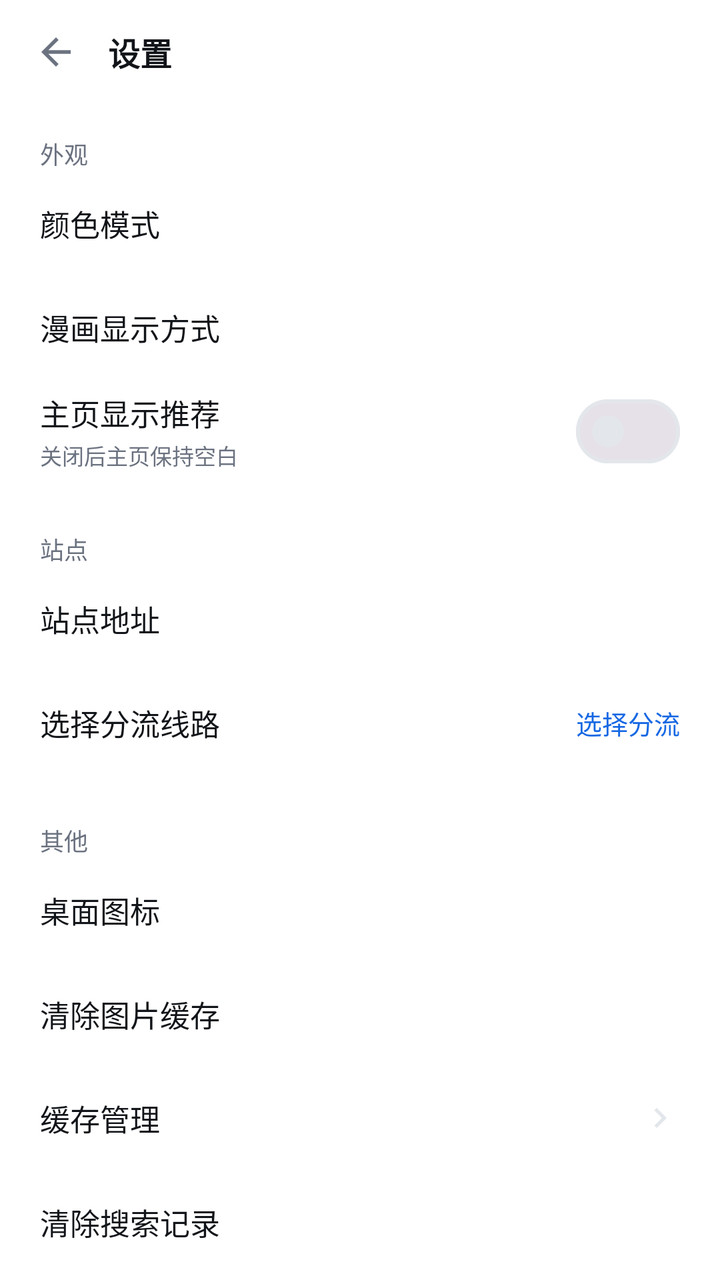
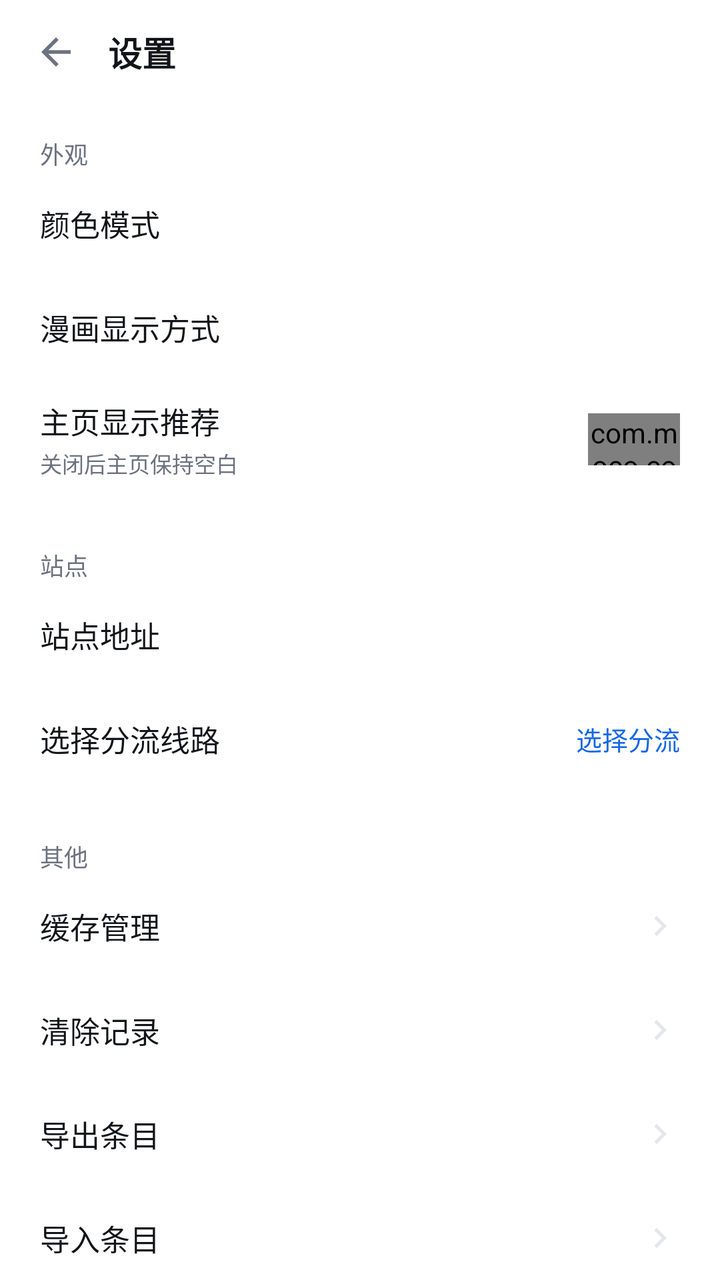

The first picture is an Android layout as it rendered before a commit; the second is the same layout after the commit. The layout source and the unified diff follow.
<!-- AndroidManifest.xml: application theme Theme.ComicSearch -->
<!-- res/layout/activity_settings.xml -->
<?xml version="1.0" encoding="utf-8"?>
<LinearLayout xmlns:android="http://schemas.android.com/apk/res/android"
    android:layout_width="match_parent"
    android:layout_height="match_parent"
    android:orientation="vertical"
    android:background="@color/bg"
    android:fitsSystemWindows="true">

    <LinearLayout
        android:layout_width="match_parent"
        android:layout_height="52dp"
        android:orientation="horizontal"
        android:gravity="center_vertical"
        android:paddingStart="6dp"
        android:paddingEnd="16dp">

        <ImageView
            android:id="@+id/btnBack"
            android:layout_width="44dp"
            android:layout_height="44dp"
            android:padding="11dp"
            android:src="@drawable/ic_back"
            android:contentDescription="@string/nav_back"
            android:clickable="true"
            android:focusable="true"
            android:background="?attr/selectableItemBackgroundBorderless" />

        <TextView
            android:layout_width="0dp"
            android:layout_height="wrap_content"
            android:layout_weight="1"
            android:layout_marginStart="4dp"
            android:text="@string/settings_title"
            android:textColor="@color/on_surface"
            android:textSize="16sp"
            android:textStyle="bold" />
    </LinearLayout>

    <ScrollView
        android:layout_width="match_parent"
        android:layout_height="0dp"
        android:layout_weight="1"
        android:scrollbars="none">

        <LinearLayout
            android:layout_width="match_parent"
            android:layout_height="wrap_content"
            android:orientation="vertical"
            android:paddingBottom="28dp">

            <TextView
                android:layout_width="wrap_content"
                android:layout_height="wrap_content"
                android:layout_marginStart="20dp"
                android:layout_marginTop="16dp"
                android:text="@string/section_appearance"
                android:textColor="@color/muted"
                android:textSize="12sp" />

            <LinearLayout
                android:id="@+id/rowTheme"
                android:layout_width="match_parent"
                android:layout_height="52dp"
                android:orientation="horizontal"
                android:gravity="center_vertical"
                android:paddingStart="20dp"
                android:paddingEnd="20dp"
                android:clickable="true"
                android:focusable="true"
                android:background="?attr/selectableItemBackground">

                <TextView
                    android:layout_width="0dp"
                    android:layout_height="wrap_content"
                    android:layout_weight="1"
                    android:text="@string/theme_mode"
                    android:textColor="@color/on_surface"
                    android:textSize="15sp" />

                <TextView
                    android:id="@+id/themeValue"
                    android:layout_width="wrap_content"
                    android:layout_height="wrap_content"
                    android:textColor="@color/muted"
                    android:textSize="13sp" />
            </LinearLayout>

            <LinearLayout
                android:id="@+id/rowViewMode"
                android:layout_width="match_parent"
                android:layout_height="52dp"
                android:orientation="horizontal"
                android:gravity="center_vertical"
                android:paddingStart="20dp"
                android:paddingEnd="20dp"
                android:clickable="true"
                android:focusable="true"
                android:background="?attr/selectableItemBackground">

                <TextView
                    android:layout_width="0dp"
                    android:layout_height="wrap_content"
                    android:layout_weight="1"
                    android:text="@string/view_mode"
                    android:textColor="@color/on_surface"
                    android:textSize="15sp" />

                <TextView
                    android:id="@+id/viewModeValue"
                    android:layout_width="wrap_content"
                    android:layout_height="wrap_content"
                    android:textColor="@color/muted"
                    android:textSize="13sp" />
            </LinearLayout>

            <LinearLayout
                android:id="@+id/rowHomeRecommend"
                android:layout_width="match_parent"
                android:layout_height="52dp"
                android:orientation="horizontal"
                android:gravity="center_vertical"
                android:paddingStart="20dp"
                android:paddingEnd="20dp"
                android:clickable="true"
                android:focusable="true"
                android:background="?attr/selectableItemBackground">

                <LinearLayout
                    android:layout_width="0dp"
                    android:layout_height="wrap_content"
                    android:layout_weight="1"
                    android:orientation="vertical">

                    <TextView
                        android:layout_width="wrap_content"
                        android:layout_height="wrap_content"
                        android:text="@string/home_recommend"
                        android:textColor="@color/on_surface"
                        android:textSize="15sp" />

                    <TextView
                        android:layout_width="wrap_content"
                        android:layout_height="wrap_content"
                        android:layout_marginTop="2dp"
                        android:text="@string/home_recommend_hint"
                        android:textColor="@color/muted"
                        android:textSize="11sp" />
                </LinearLayout>

                <com.google.android.material.materialswitch.MaterialSwitch
                    android:id="@+id/swHomeRecommend"
                    android:layout_width="wrap_content"
                    android:layout_height="wrap_content" />
            </LinearLayout>

            <TextView
                android:layout_width="wrap_content"
                android:layout_height="wrap_content"
                android:layout_marginStart="20dp"
                android:layout_marginTop="24dp"
                android:text="@string/section_site"
                android:textColor="@color/muted"
                android:textSize="12sp" />

            <LinearLayout
                android:id="@+id/rowSite"
                android:layout_width="match_parent"
                android:layout_height="52dp"
                android:orientation="horizontal"
                android:gravity="center_vertical"
                android:paddingStart="20dp"
                android:paddingEnd="20dp"
                android:clickable="true"
                android:focusable="true"
                android:background="?attr/selectableItemBackground">

                <TextView
                    android:layout_width="0dp"
                    android:layout_height="wrap_content"
                    android:layout_weight="1"
                    android:text="@string/site_url"
                    android:textColor="@color/on_surface"
                    android:textSize="15sp" />

                <TextView
                    android:id="@+id/siteValue"
                    android:layout_width="wrap_content"
                    android:layout_height="wrap_content"
                    android:textColor="@color/muted"
                    android:textSize="13sp"
                    android:maxWidth="220dp"
                    android:singleLine="true"
                    android:ellipsize="middle" />
            </LinearLayout>

            <LinearLayout
                android:id="@+id/rowMirror"
                android:layout_width="match_parent"
                android:layout_height="52dp"
                android:orientation="horizontal"
                android:gravity="center_vertical"
                android:paddingStart="20dp"
                android:paddingEnd="20dp"
                android:clickable="true"
                android:focusable="true"
                android:background="?attr/selectableItemBackground">

                <TextView
                    android:layout_width="0dp"
                    android:layout_height="wrap_content"
                    android:layout_weight="1"
                    android:text="@string/pick_mirror_title"
                    android:textColor="@color/on_surface"
                    android:textSize="15sp" />

                <TextView
                    android:id="@+id/mirrorValue"
                    android:layout_width="wrap_content"
                    android:layout_height="wrap_content"
                    android:text="@string/official_hint"
                    android:textColor="@color/primary"
                    android:textSize="13sp" />
            </LinearLayout>

            <TextView
                android:layout_width="wrap_content"
                android:layout_height="wrap_content"
                android:layout_marginStart="20dp"
                android:layout_marginTop="24dp"
                android:text="@string/section_other"
                android:textColor="@color/muted"
                android:textSize="12sp" />

            <LinearLayout
                android:id="@+id/rowIcon"
                android:layout_width="match_parent"
                android:layout_height="52dp"
                android:orientation="horizontal"
                android:gravity="center_vertical"
                android:paddingStart="20dp"
                android:paddingEnd="20dp"
                android:clickable="true"
                android:focusable="true"
                android:background="?attr/selectableItemBackground">

                <TextView
                    android:layout_width="0dp"
                    android:layout_height="wrap_content"
                    android:layout_weight="1"
                    android:text="@string/icon_style"
                    android:textColor="@color/on_surface"
                    android:textSize="15sp" />

                <TextView
                    android:id="@+id/iconValue"
                    android:layout_width="wrap_content"
                    android:layout_height="wrap_content"
                    android:textColor="@color/muted"
                    android:textSize="13sp" />
            </LinearLayout>

            <LinearLayout
                android:id="@+id/rowClearCache"
                android:layout_width="match_parent"
                android:layout_height="52dp"
                android:orientation="horizontal"
                android:gravity="center_vertical"
                android:paddingStart="20dp"
                android:paddingEnd="20dp"
                android:clickable="true"
                android:focusable="true"
                android:background="?attr/selectableItemBackground">

                <TextView
                    android:layout_width="0dp"
                    android:layout_height="wrap_content"
                    android:layout_weight="1"
                    android:text="@string/clear_cache"
                    android:textColor="@color/on_surface"
                    android:textSize="15sp" />

                <TextView
                    android:id="@+id/cacheValue"
                    android:layout_width="wrap_content"
                    android:layout_height="wrap_content"
                    android:textColor="@color/muted"
                    android:textSize="13sp" />
            </LinearLayout>

            <LinearLayout
                android:id="@+id/rowCacheManage"
                android:layout_width="match_parent"
                android:layout_height="52dp"
                android:orientation="horizontal"
                android:gravity="center_vertical"
                android:paddingStart="20dp"
                android:paddingEnd="20dp"
                android:clickable="true"
                android:focusable="true"
                android:background="?attr/selectableItemBackground">

                <TextView
                    android:layout_width="0dp"
                    android:layout_height="wrap_content"
                    android:layout_weight="1"
                    android:text="@string/cache_manage"
                    android:textColor="@color/on_surface"
                    android:textSize="15sp" />

                <TextView
                    android:id="@+id/cacheManageValue"
                    android:layout_width="wrap_content"
                    android:layout_height="wrap_content"
                    android:textColor="@color/muted"
                    android:textSize="13sp" />

                <ImageView
                    android:layout_width="20dp"
                    android:layout_height="20dp"
                    android:layout_marginStart="4dp"
                    android:src="@drawable/ic_chevron"
                    android:contentDescription="@null" />
            </LinearLayout>

            <TextView
                android:id="@+id/rowClearSearch"
                android:layout_width="match_parent"
                android:layout_height="52dp"
                android:gravity="center_vertical"
                android:paddingStart="20dp"
                android:paddingEnd="20dp"
                android:text="@string/clear_search_history"
                android:textColor="@color/on_surface"
                android:textSize="15sp"
                android:clickable="true"
                android:focusable="true"
                android:background="?attr/selectableItemBackground" />

            <TextView
                android:id="@+id/rowClearRead"
                android:layout_width="match_parent"
                android:layout_height="52dp"
                android:gravity="center_vertical"
                android:paddingStart="20dp"
                android:paddingEnd="20dp"
                android:text="@string/clear_read_history"
                android:textColor="@color/on_surface"
                android:textSize="15sp"
                android:clickable="true"
                android:focusable="true"
                android:background="?attr/selectableItemBackground" />

            <TextView
                android:layout_width="match_parent"
                android:layout_height="wrap_content"
                android:layout_marginStart="20dp"
                android:layout_marginEnd="20dp"
                android:layout_marginTop="28dp"
                android:text="@string/about_text"
                android:textColor="@color/muted"
                android:textSize="12sp"
                android:lineSpacingExtra="4dp" />
        </LinearLayout>
    </ScrollView>

</LinearLayout>
<!-- resources referenced by this layout -->
<resources>
  <color name="bg">#FFFFFF</color>
  <color name="muted">#6B7280</color>
  <color name="on_surface">#111418</color>
  <color name="primary">#1668E3</color>
  <!-- drawable ic_back (drawable) -->
  <vector xmlns:android="http://schemas.android.com/apk/res/android"
      android:width="24dp"
      android:height="24dp"
      android:viewportWidth="24"
      android:viewportHeight="24"
      android:tint="@color/muted">
      <path
          android:fillColor="#FFFFFF"
          android:pathData="M20,11H7.83l5.59,-5.59L12,4l-8,8 8,8 1.41,-1.41L7.83,13H20v-2z" />
  </vector>
  <!-- drawable ic_chevron (drawable) -->
  <vector xmlns:android="http://schemas.android.com/apk/res/android"
      android:width="24dp" android:height="24dp"
      android:viewportWidth="24" android:viewportHeight="24" android:tint="@color/divider">
      <path android:fillColor="#FFFFFF"
          android:pathData="M10,6L8.59,7.41 13.17,12l-4.58,4.59L10,18l6,-6z" />
  </vector>
  <string name="about_text">本应用为个人阅读客户端，内容均来自站点，仅供学习交流使用。</string>
  <string name="cache_manage">缓存管理</string>
  <string name="clear_cache">清除图片缓存</string>
  <string name="clear_read_history">清除阅读历史</string>
  <string name="clear_search_history">清除搜索记录</string>
  <string name="home_recommend">主页显示推荐</string>
  <string name="home_recommend_hint">关闭后主页保持空白</string>
  <string name="icon_style">桌面图标</string>
  <string name="nav_back">返回</string>
  <string name="official_hint">选择分流</string>
  <string name="pick_mirror_title">选择分流线路</string>
  <string name="section_appearance">外观</string>
  <string name="section_other">其他</string>
  <string name="section_site">站点</string>
  <string name="settings_title">设置</string>
  <string name="site_url">站点地址</string>
  <string name="theme_mode">颜色模式</string>
  <string name="view_mode">漫画显示方式</string>
  <style name="Theme.ComicSearch" parent="Theme.ComicSearch.Base">
          <item name="android:windowLightStatusBar">true</item>
          <item name="android:windowLightNavigationBar" tools:targetApi="o_mr1">true</item>
      </style>
  <color name="divider">#E3E6EA</color>
  <color name="primary_dim">#E7EFFC</color>
  <color name="surface">#FFFFFF</color>
  <color name="surface2">#F2F4F7</color>
  <style name="ThemeOverlay.ComicSearch.Dialog" parent="ThemeOverlay.Material3.MaterialAlertDialog">
          <item name="colorSurface">@color/surface2</item>
          <item name="colorOnSurface">@color/on_surface</item>
          <item name="shapeAppearanceCornerExtraSmall">@style/ShapeAppearance.ComicSearch.None</item>
          <item name="shapeAppearanceCornerSmall">@style/ShapeAppearance.ComicSearch.None</item>
          <item name="shapeAppearanceCornerMedium">@style/ShapeAppearance.ComicSearch.None</item>
          <item name="shapeAppearanceCornerLarge">@style/ShapeAppearance.ComicSearch.None</item>
          <item name="shapeAppearanceCornerExtraLarge">@style/ShapeAppearance.ComicSearch.None</item>
      </style>
  <style name="ShapeAppearance.ComicSearch.None" parent="">
          <item name="cornerFamily">rounded</item>
          <item name="cornerSize">0dp</item>
      </style>
  <!-- unchanged entries left out for length: 1 -->
</resources>

<!-- the commit's change to res/layout/activity_settings.xml (unified diff, before → after) -->
@@ -12,7 +12,8 @@
         android:orientation="horizontal"
         android:gravity="center_vertical"
         android:paddingStart="6dp"
-        android:paddingEnd="16dp">
+        android:paddingEnd="16dp"
+        android:background="@color/surface">
 
         <ImageView
             android:id="@+id/btnBack"
@@ -32,7 +33,7 @@
             android:layout_marginStart="4dp"
             android:text="@string/settings_title"
             android:textColor="@color/on_surface"
-            android:textSize="16sp"
+            android:textSize="17sp"
             android:textStyle="bold" />
     </LinearLayout>
 
@@ -116,7 +117,7 @@
             <LinearLayout
                 android:id="@+id/rowHomeRecommend"
                 android:layout_width="match_parent"
-                android:layout_height="52dp"
+                android:layout_height="60dp"
                 android:orientation="horizontal"
                 android:gravity="center_vertical"
                 android:paddingStart="20dp"
@@ -147,10 +148,10 @@
                         android:textSize="11sp" />
                 </LinearLayout>
 
-                <com.google.android.material.materialswitch.MaterialSwitch
+                <com.moco.comicsearch.PillSwitch
                     android:id="@+id/swHomeRecommend"
-                    android:layout_width="wrap_content"
-                    android:layout_height="wrap_content" />
+                    android:layout_width="46dp"
+                    android:layout_height="26dp" />
             </LinearLayout>
 
             <TextView
@@ -232,62 +233,6 @@
                 android:textSize="12sp" />
 
             <LinearLayout
-                android:id="@+id/rowIcon"
-                android:layout_width="match_parent"
-                android:layout_height="52dp"
-                android:orientation="horizontal"
-                android:gravity="center_vertical"
-                android:paddingStart="20dp"
-                android:paddingEnd="20dp"
-                android:clickable="true"
-                android:focusable="true"
-                android:background="?attr/selectableItemBackground">
-
-                <TextView
-                    android:layout_width="0dp"
-                    android:layout_height="wrap_content"
-                    android:layout_weight="1"
-                    android:text="@string/icon_style"
-                    android:textColor="@color/on_surface"
-                    android:textSize="15sp" />
-
-                <TextView
-                    android:id="@+id/iconValue"
-                    android:layout_width="wrap_content"
-                    android:layout_height="wrap_content"
-                    android:textColor="@color/muted"
-                    android:textSize="13sp" />
-            </LinearLayout>
-
-            <LinearLayout
-                android:id="@+id/rowClearCache"
-                android:layout_width="match_parent"
-                android:layout_height="52dp"
-                android:orientation="horizontal"
-                android:gravity="center_vertical"
-                android:paddingStart="20dp"
-                android:paddingEnd="20dp"
-                android:clickable="true"
-                android:focusable="true"
-                android:background="?attr/selectableItemBackground">
-
-                <TextView
-                    android:layout_width="0dp"
-                    android:layout_height="wrap_content"
-                    android:layout_weight="1"
-                    android:text="@string/clear_cache"
-                    android:textColor="@color/on_surface"
-                    android:textSize="15sp" />
-
-                <TextView
-                    android:id="@+id/cacheValue"
-                    android:layout_width="wrap_content"
-                    android:layout_height="wrap_content"
-                    android:textColor="@color/muted"
-                    android:textSize="13sp" />
-            </LinearLayout>
-
-            <LinearLayout
                 android:id="@+id/rowCacheManage"
                 android:layout_width="match_parent"
                 android:layout_height="52dp"
@@ -322,33 +267,86 @@
                     android:contentDescription="@null" />
             </LinearLayout>
 
-            <TextView
-                android:id="@+id/rowClearSearch"
-                android:layout_width="match_parent"
-                android:layout_height="52dp"
-                android:gravity="center_vertical"
-                android:paddingStart="20dp"
-                android:paddingEnd="20dp"
-                android:text="@string/clear_search_history"
-                android:textColor="@color/on_surface"
-                android:textSize="15sp"
-                android:clickable="true"
-                android:focusable="true"
-                android:background="?attr/selectableItemBackground" />
-
-            <TextView
-                android:id="@+id/rowClearRead"
-                android:layout_width="match_parent"
-                android:layout_height="52dp"
-                android:gravity="center_vertical"
-                android:paddingStart="20dp"
-                android:paddingEnd="20dp"
-                android:text="@string/clear_read_history"
-                android:textColor="@color/on_surface"
-                android:textSize="15sp"
-                android:clickable="true"
-                android:focusable="true"
-                android:background="?attr/selectableItemBackground" />
+            <LinearLayout
+                android:id="@+id/rowClearRecords"
+                android:layout_width="match_parent"
+                android:layout_height="52dp"
+                android:orientation="horizontal"
+                android:gravity="center_vertical"
+                android:paddingStart="20dp"
+                android:paddingEnd="20dp"
+                android:clickable="true"
+                android:focusable="true"
+                android:background="?attr/selectableItemBackground">
+
+                <TextView
+                    android:layout_width="0dp"
+                    android:layout_height="wrap_content"
+                    android:layout_weight="1"
+                    android:text="@string/clear_records"
+                    android:textColor="@color/on_surface"
+                    android:textSize="15sp" />
+
+                <ImageView
+                    android:layout_width="20dp"
+                    android:layout_height="20dp"
+                    android:src="@drawable/ic_chevron"
+                    android:contentDescription="@null" />
+            </LinearLayout>
+
+            <LinearLayout
+                android:id="@+id/rowExport"
+                android:layout_width="match_parent"
+                android:layout_height="52dp"
+                android:orientation="horizontal"
+                android:gravity="center_vertical"
+                android:paddingStart="20dp"
+                android:paddingEnd="20dp"
+                android:clickable="true"
+                android:focusable="true"
+                android:background="?attr/selectableItemBackground">
+
+                <TextView
+                    android:layout_width="0dp"
+                    android:layout_height="wrap_content"
+                    android:layout_weight="1"
+                    android:text="@string/export_entries"
+                    android:textColor="@color/on_surface"
+                    android:textSize="15sp" />
+
+                <ImageView
+                    android:layout_width="20dp"
+                    android:layout_height="20dp"
+                    android:src="@drawable/ic_chevron"
+                    android:contentDescription="@null" />
+            </LinearLayout>
+
+            <LinearLayout
+                android:id="@+id/rowImport"
+                android:layout_width="match_parent"
+                android:layout_height="52dp"
+                android:orientation="horizontal"
+                android:gravity="center_vertical"
+                android:paddingStart="20dp"
+                android:paddingEnd="20dp"
+                android:clickable="true"
+                android:focusable="true"
+                android:background="?attr/selectableItemBackground">
+
+                <TextView
+                    android:layout_width="0dp"
+                    android:layout_height="wrap_content"
+                    android:layout_weight="1"
+                    android:text="@string/import_entries"
+                    android:textColor="@color/on_surface"
+                    android:textSize="15sp" />
+
+                <ImageView
+                    android:layout_width="20dp"
+                    android:layout_height="20dp"
+                    android:src="@drawable/ic_chevron"
+                    android:contentDescription="@null" />
+            </LinearLayout>
 
             <TextView
                 android:layout_width="match_parent"
<!-- resource entries referenced after the edit -->
@@ -24,12 +24,11 @@
   </vector>
   <string name="about_text">本应用为个人阅读客户端，内容均来自站点，仅供学习交流使用。</string>
   <string name="cache_manage">缓存管理</string>
-  <string name="clear_cache">清除图片缓存</string>
-  <string name="clear_read_history">清除阅读历史</string>
-  <string name="clear_search_history">清除搜索记录</string>
+  <string name="clear_records">清除记录</string>
+  <string name="export_entries">导出条目</string>
   <string name="home_recommend">主页显示推荐</string>
   <string name="home_recommend_hint">关闭后主页保持空白</string>
-  <string name="icon_style">桌面图标</string>
+  <string name="import_entries">导入条目</string>
   <string name="nav_back">返回</string>
   <string name="official_hint">选择分流</string>
   <string name="pick_mirror_title">选择分流线路</string>
